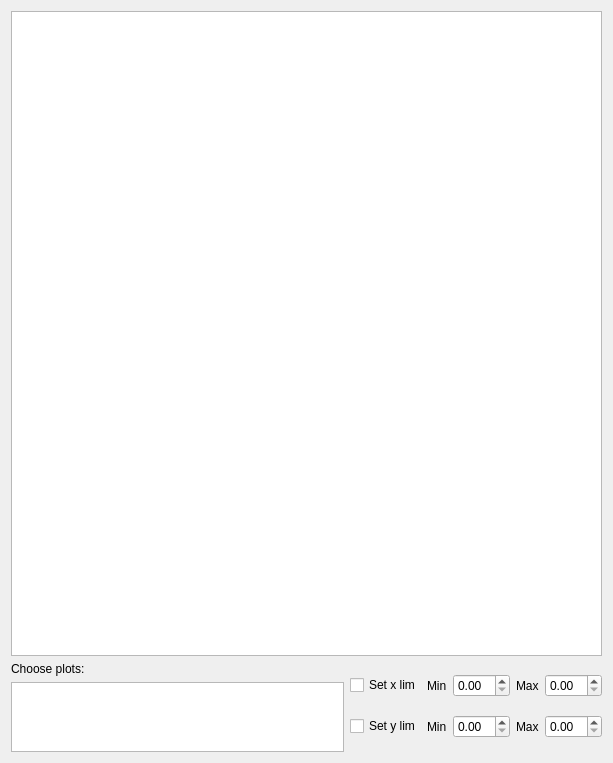
Qt form braphy/gui/ui_files/binary_plot_widget.ui (softmatterlab/Braph-2.0-Python) before a commit.
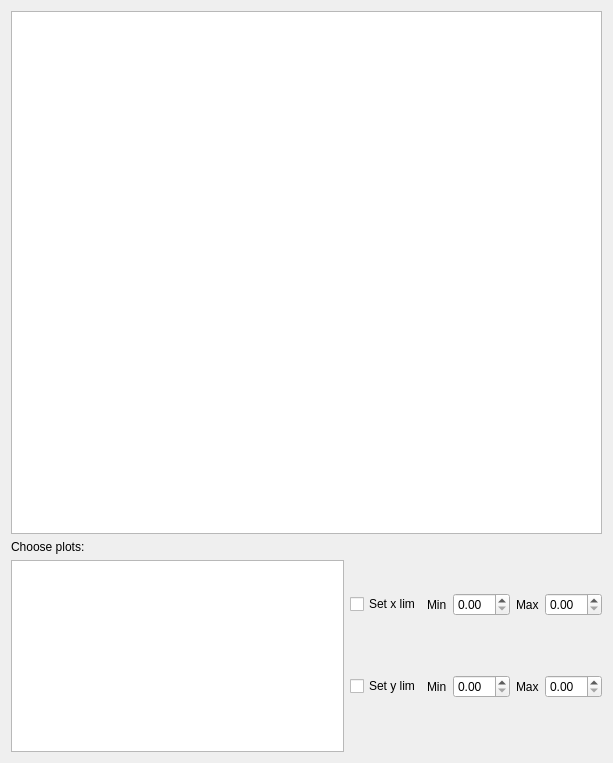
The same form after that commit.

The edit to the form file:
```diff
--- a/braphy/gui/ui_files/binary_plot_widget.ui
+++ b/braphy/gui/ui_files/binary_plot_widget.ui
@@ -42,7 +42,7 @@
          <item>
           <widget class="QListWidget" name="listWidget">
            <property name="sizePolicy">
-            <sizepolicy hsizetype="Expanding" vsizetype="Maximum">
+            <sizepolicy hsizetype="Expanding" vsizetype="Fixed">
              <horstretch>0</horstretch>
              <verstretch>0</verstretch>
             </sizepolicy>
@@ -50,7 +50,7 @@
            <property name="maximumSize">
             <size>
              <width>16777215</width>
-             <height>150</height>
+             <height>200</height>
             </size>
            </property>
           </widget>
```
Left out of the diff: 4 changed lines with no effect on the pictures.
